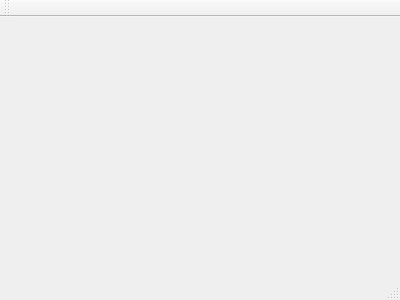
The window that start/GUI/MainWindow.ui (mcoder2014/FaceReconstruction) describes before a commit, drawn with Qt 5.
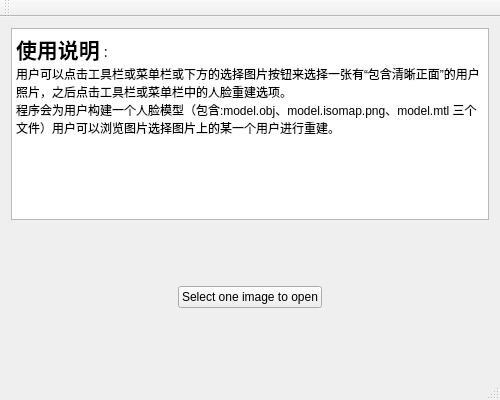
The same window after the commit.

Patch:
```diff
--- a/start/GUI/MainWindow.ui
+++ b/start/GUI/MainWindow.ui
@@ -1,24 +1,130 @@
 <ui version="4.0">
  <class>MainWindow</class>
- <widget class="QMainWindow" name="MainWindow" >
-  <property name="geometry" >
+ <widget class="QMainWindow" name="MainWindow">
+  <property name="geometry">
    <rect>
     <x>0</x>
     <y>0</y>
-    <width>400</width>
-    <height>300</height>
+    <width>500</width>
+    <height>400</height>
    </rect>
   </property>
-  <property name="windowTitle" >
+  <property name="minimumSize">
+   <size>
+    <width>500</width>
+    <height>400</height>
+   </size>
+  </property>
+  <property name="windowTitle">
    <string>MainWindow</string>
   </property>
-  <widget class="QMenuBar" name="menuBar" />
-  <widget class="QToolBar" name="mainToolBar" />
-  <widget class="QWidget" name="centralWidget" />
-  <widget class="QStatusBar" name="statusBar" />
+  <widget class="QWidget" name="howToUse">
+   <layout class="QGridLayout" name="gridLayout">
+    <item row="1" column="1">
+     <spacer name="verticalSpacer">
+      <property name="orientation">
+       <enum>Qt::Vertical</enum>
+      </property>
+      <property name="sizeHint" stdset="0">
+       <size>
+        <width>20</width>
+        <height>40</height>
+       </size>
+      </property>
+     </spacer>
+    </item>
+    <item row="0" column="0" colspan="3">
+     <widget class="QTextBrowser" name="textBrowser">
+      <property name="html">
+       <string>&lt;!DOCTYPE HTML PUBLIC &quot;-//W3C//DTD HTML 4.0//EN&quot; &quot;http://www.w3.org/TR/REC-html40/strict.dtd&quot;&gt;
+&lt;html&gt;&lt;head&gt;&lt;meta name=&quot;qrichtext&quot; content=&quot;1&quot; /&gt;&lt;style type=&quot;text/css&quot;&gt;
+p, li { white-space: pre-wrap; }
+&lt;/style&gt;&lt;/head&gt;&lt;body style=&quot; font-family:'SimSun'; font-size:9pt; font-weight:400; font-style:normal;&quot;&gt;
+&lt;p style=&quot; margin-top:0px; margin-bottom:0px; margin-left:0px; margin-right:0px; -qt-block-indent:0; text-indent:0px;&quot;&gt;&lt;span style=&quot; font-size:16pt; font-weight:600;&quot;&gt;使用说明&lt;/span&gt;：&lt;/p&gt;
+&lt;p style=&quot; margin-top:0px; margin-bottom:0px; margin-left:0px; margin-right:0px; -qt-block-indent:0; text-indent:0px;&quot;&gt;用户可以点击工具栏或菜单栏或下方的选择图片按钮来选择一张有“包含清晰正面”的用户照片，之后点击工具栏或菜单栏中的人脸重建选项。&lt;/p&gt;
+&lt;p style=&quot; margin-top:0px; margin-bottom:0px; margin-left:0px; margin-right:0px; -qt-block-indent:0; text-indent:0px;&quot;&gt;程序会为用户构建一个人脸模型（包含:model.obj、model.isomap.png、model.mtl 三个文件）用户可以浏览图片选择图片上的某一个用户进行重建。&lt;/p&gt;
+&lt;p style=&quot;-qt-paragraph-type:empty; margin-top:0px; margin-bottom:0px; margin-left:0px; margin-right:0px; -qt-block-indent:0; text-indent:0px;&quot;&gt;&lt;br /&gt;&lt;/p&gt;&lt;/body&gt;&lt;/html&gt;</string>
+      </property>
+     </widget>
+    </item>
+    <item row="2" column="1">
+     <widget class="QPushButton" name="selectImageButton">
+      <property name="text">
+       <string>Select one image to open</string>
+      </property>
+      <property name="autoDefault">
+       <bool>false</bool>
+      </property>
+      <property name="default">
+       <bool>false</bool>
+      </property>
+      <property name="flat">
+       <bool>false</bool>
+      </property>
+     </widget>
+    </item>
+    <item row="2" column="2">
+     <spacer name="horizontalSpacer_2">
+      <property name="orientation">
+       <enum>Qt::Horizontal</enum>
+      </property>
+      <property name="sizeHint" stdset="0">
+       <size>
+        <width>40</width>
+        <height>20</height>
+       </size>
+      </property>
+     </spacer>
+    </item>
+    <item row="2" column="0">
+     <spacer name="horizontalSpacer">
+      <property name="orientation">
+       <enum>Qt::Horizontal</enum>
+      </property>
+      <property name="sizeHint" stdset="0">
+       <size>
+        <width>40</width>
+        <height>20</height>
+       </size>
+      </property>
+     </spacer>
+    </item>
+    <item row="3" column="1">
+     <spacer name="verticalSpacer_2">
+      <property name="orientation">
+       <enum>Qt::Vertical</enum>
+      </property>
+      <property name="sizeHint" stdset="0">
+       <size>
+        <width>20</width>
+        <height>40</height>
+       </size>
+      </property>
+     </spacer>
+    </item>
+   </layout>
+  </widget>
+  <widget class="QMenuBar" name="menuBar">
+   <property name="geometry">
+    <rect>
+     <x>0</x>
+     <y>0</y>
+     <width>500</width>
+     <height>22</height>
+    </rect>
+   </property>
+  </widget>
+  <widget class="QToolBar" name="mainToolBar">
+   <attribute name="toolBarArea">
+    <enum>TopToolBarArea</enum>
+   </attribute>
+   <attribute name="toolBarBreak">
+    <bool>false</bool>
+   </attribute>
+  </widget>
+  <widget class="QStatusBar" name="statusBar"/>
  </widget>
- <layoutDefault spacing="6" margin="11" />
- <pixmapfunction></pixmapfunction>
+ <layoutdefault spacing="6" margin="11"/>
  <resources/>
  <connections/>
 </ui>
```
Left out of the diff: 1 changed line with no effect on the pictures.
